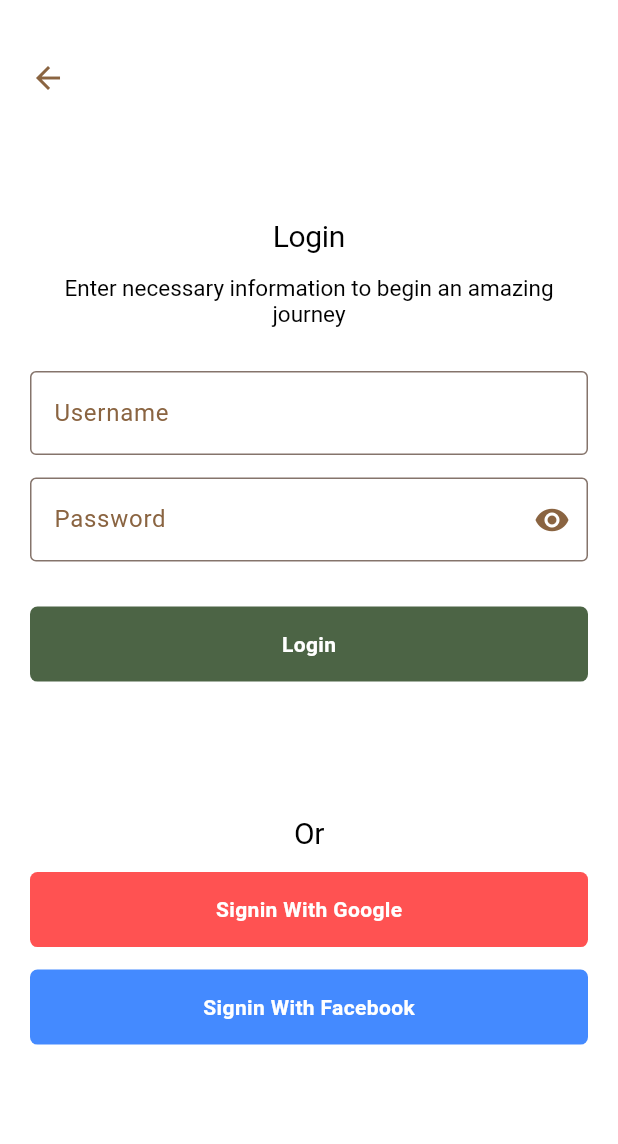
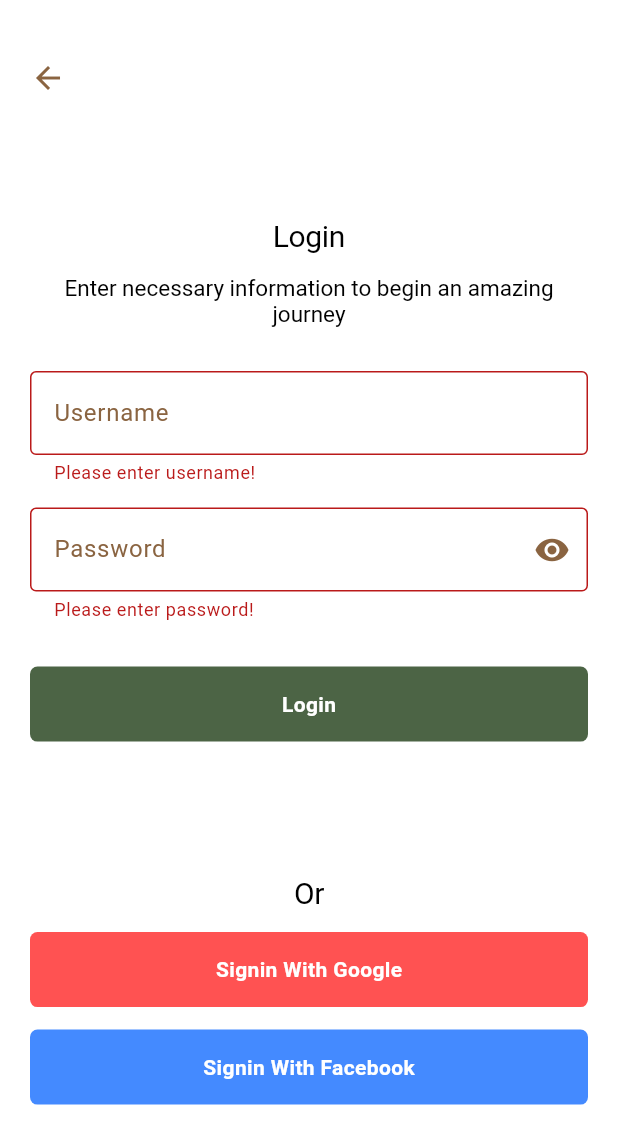
Before and after one commit to Avesta-Group/Yekin-Flutter, a Flutter app: the screen it shows after launch, after a tap on "Login", on a phone screen of 412 x 824 dp. Shown: the top 1144 px of the screen. Run offline on Flutter 3.47's test engine with Material 3 defaults, Android fonts, the phone set to English and light mode, and no system bars; our stand-ins replace connectivity_plus, dio, flutter_native_splash, get, google_sign_in, shared_preferences.

Commit message:
Add Some File structure And Some Additional Code..

```diff
--- a/lib/components/textfiled_widget.dart
+++ b/lib/components/textfiled_widget.dart
@@ -26,7 +26,14 @@
 
   @override
   Widget build(BuildContext context) {
-    return TextField(
+    return TextFormField(
+      validator: (value)  {
+        if(value!.isEmpty) {
+            return "Please enter ${widget.labelText.toLowerCase()}!";
+        }
+
+        return null;
+      },
       controller: widget.controller,
       obscureText: widget.obscureText ? _obscureText : false,
       style: TextStyle(color: Theme.of(context).colorScheme.tertiary),
--- /dev/null
+++ b/lib/middlewares/auth_middleware.dart
@@ -0,0 +1,24 @@
+import 'package:flutter/material.dart';
+import 'package:get/get.dart';
+import 'package:my_puk_application/routes/routes.dart';
+
+class AuthMiddleware extends GetMiddleware {
+
+  @override
+  int? priority = 1;
+
+  AuthMiddleware({this.priority});
+
+  @override
+  RouteSettings? redirect(String? route) {
+    // Check if the user is authenticated
+    if (true
+     //!AuthService.to.isAuthenticated
+       ) {
+      // If not authenticated, redirect to the login page
+      return RouteSettings(name: Routes.login);
+    }
+    // If authenticated, allow the route to proceed
+    //return null;
+  }
+}
--- a/lib/routes/routes.dart
+++ b/lib/routes/routes.dart
@@ -1,4 +1,6 @@
+import 'package:flutter/material.dart';
 import 'package:get/get.dart';
+import 'package:my_puk_application/middlewares/auth_middleware.dart';
 import 'package:my_puk_application/screens/login_screen.dart';
 
 class Routes {
@@ -10,7 +12,18 @@
 
 final getPages = [
     GetPage(
-     name: Routes.home,
+     name: Routes.login,
      page: () =>  LoginScreen(),
     ),
+
+     GetPage(
+     name: Routes.home,
+     page: () => const Center(
+      child: Text('Home'),
+     ),
+
+     middlewares: [
+      AuthMiddleware(priority: 1)
+     ]
+    ),
 ];
--- a/lib/screens/login_screen.dart
+++ b/lib/screens/login_screen.dart
@@ -10,6 +10,8 @@
 
 class LoginScreen extends StatelessWidget {
    LoginScreen({super.key});
+
+   final _formKey = GlobalKey<FormState>();
 
     final DioClient dioClient = DioClient();
 
@@ -42,6 +44,8 @@
                   child: Padding(
                     padding: EdgeInsets.only(
                         top: Get.height / 10),
+                    child: Form(
+                      key: _formKey,
                       child: Column(
                         mainAxisAlignment: MainAxisAlignment.center,
                         crossAxisAlignment: CrossAxisAlignment.center,
@@ -92,17 +96,24 @@
                               //   job: '_emailController.text');
                               //   final response = await dioClient.createResource(model: 'users', body: user);
 
-                            final user = UserModel(
-                              name: "a",
-                              job: "a",
-                              email: '_nameController.text',
-                             );
+                              // final user = UserModel(
+                              //   name: "a",
+                              //   job: "a",
+                              //   email: '_nameController.text',
+                              //  );
 
-                              final response = await dioClient.updateResource(model: 'users', body: user, id: 1);
+                              //   final response = await dioClient.updateResource(model: 'users', body: user, id: 1);
 
                               // final response = await dioClient.getResource(model: 'users', id: 1);
 
-                             print("value $response");
+                              // print("value $response");
+
+
+                              _formKey.currentState!.validate();
+                              // if(_formKey.currentState!.validate()){
+                              //   Get.snackbar("Success", "Ba sarkawtwy validate" );
+                              // }
+
                               },
                             ),
                           ),
@@ -124,7 +135,6 @@
                               color: Colors.redAccent,
                               onPressed: () async {
                                final user = await GoogleSignInApi.login();
-                             print(user.toString() + "kkkkkkkkkkk");
                               },
                             ),
                           ),
@@ -142,6 +152,7 @@
                         ],
                       ),
                     ),
+                  ),
                 )
               ],
             ),
```
Lines whose indentation alone changed are shown as unchanged.
